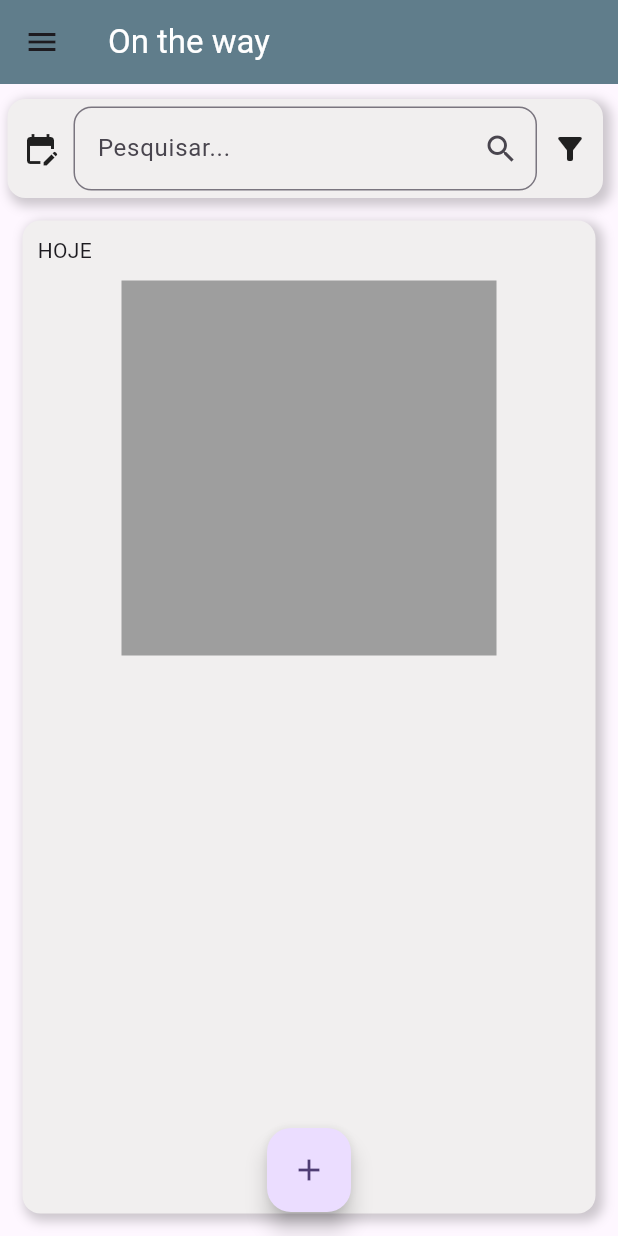
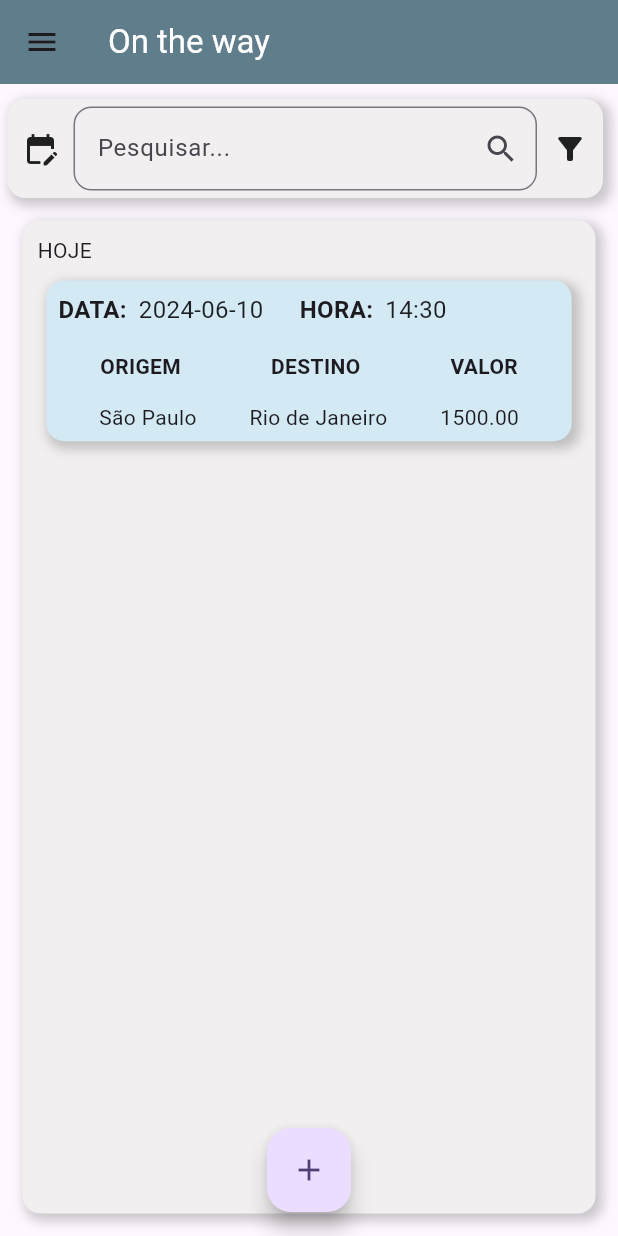
Before and after one commit to danielsrodrigues24/registro-de-fretes, a Flutter app: the screen it shows after launch, on a phone screen of 412 x 824 dp. Run offline on Flutter 3.47's test engine with Material 3 defaults, Android fonts, the phone set to English and light mode, and no system bars.

Commit message:
Enhance ShipmentCard widget and update usage
Refactored ShipmentCard to accept origin, destination, value, date, and time as parameters and improved its layout. Updated home page to pass shipment details to ShipmentCard. Adjusted vehicle mock data capacity value. Added empty shipment_detail.dart file for future implementation.

```diff
--- a/lib/data/vehiclesMock.dart
+++ b/lib/data/vehiclesMock.dart
@@ -9,6 +9,6 @@ List<Vehicle> vehiclesMock = [
     color: 'RED',
     bodyType: BodyType.pickupOpen,
     consumption: 7.0,
-    capacity: 20.0,
+    capacity: 0.8,
   ),
 ];
--- a/lib/pages/home.dart
+++ b/lib/pages/home.dart
@@ -46,7 +46,15 @@ class Home extends StatelessWidget{
                     padding: EdgeInsetsGeometry.all(10),
                     child: Text('HOJE')
                   ),
-                  Center(child: ShipmentCard())
+                  Center(
+                    child: ShipmentCard(
+                      origin: 'São Paulo',
+                      destination: 'Rio de Janeiro',
+                      value: "1500.00",
+                      date: '2024-06-10',
+                      time: '14:30',
+                    ),
+                  )
                 ],
               ),
             ),
--- a/lib/widgets/shipment_card.dart
+++ b/lib/widgets/shipment_card.dart
@@ -1,16 +1,82 @@
 import 'package:flutter/material.dart';
 
-class ShipmentCard extends StatelessWidget{
+class ShipmentCard extends StatelessWidget {
+  final String origin;
+  final String destination;
+  final String value;
+  final String date;
+  final String time;
+
+  const ShipmentCard({
+    super.key,
+    required this.origin,
+    required this.destination,
+    required this.value,
+    required this.date,
+    required this.time,
+  });
+
   @override
   Widget build(BuildContext context) {
+    final screenWidth = MediaQuery.of(context).size.width;
+    final screenHeight = MediaQuery.of(context).size.height;
+
     return Container(
-      width: 250,
-      height: 250,
-      color: Colors.grey,
+      width: screenWidth * 0.85,
+      height: screenHeight * 0.13,
+      decoration: BoxDecoration(
+        color: const Color.fromARGB(255, 211, 234, 245),
+        borderRadius: BorderRadius.circular(12),
+        boxShadow: [
+          BoxShadow(
+            color: Colors.black.withAlpha((0.2 * 255).toInt()),
+            spreadRadius: 2,
+            blurRadius: 6,
+            offset: Offset(3, 3),
+          )
+        ],
+      ),
       child: Column(
+        crossAxisAlignment: CrossAxisAlignment.start,
         children: [
-          Row(),
-          Row()
+          Padding(
+            padding: const EdgeInsets.all(8.0),
+            child: Row(
+              children: [
+                Text('DATA:', style: TextStyle(fontWeight: FontWeight.bold, fontSize: 16)),
+                SizedBox(width: 8),
+                Text(date, style: TextStyle(fontSize: 16, color: Colors.black87)),
+                SizedBox(width: 24),
+                Text('HORA:', style: TextStyle(fontWeight: FontWeight.bold, fontSize: 16)),
+                SizedBox(width: 8),
+                Text(time, style: TextStyle(fontSize: 16, color: Colors.black87)),
+              ],
+            ),
+          ),
+          Padding(
+            padding: const EdgeInsets.all(8.0),
+            child: Row(
+              mainAxisAlignment: MainAxisAlignment.center,
+              children: [
+                Text('ORIGEM', style: TextStyle(fontWeight: FontWeight.bold),),
+                SizedBox(width: 60,),
+                Text('DESTINO', style: TextStyle(fontWeight: FontWeight.bold),),
+                SizedBox(width: 60,),
+                Text('VALOR', style: TextStyle(fontWeight: FontWeight.bold),),
+              ],
+            ),
+          ),
+          Padding(
+            padding: const EdgeInsets.symmetric(vertical: 6.0),
+            child: Row(
+              mainAxisAlignment: MainAxisAlignment.spaceEvenly,
+              children: [
+                Text(origin),
+                Text(destination),
+                Text(value),
+              ],
+            ),
+          ),
         ],
       ),
     );
```
Also changed, not shown: lib/pages/shipment_detail.dart (added).
